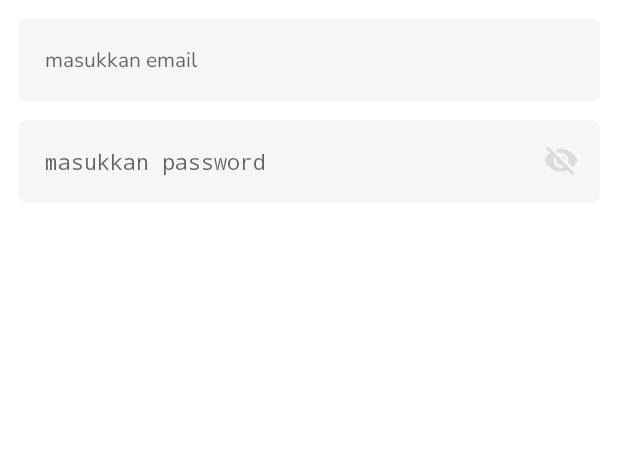
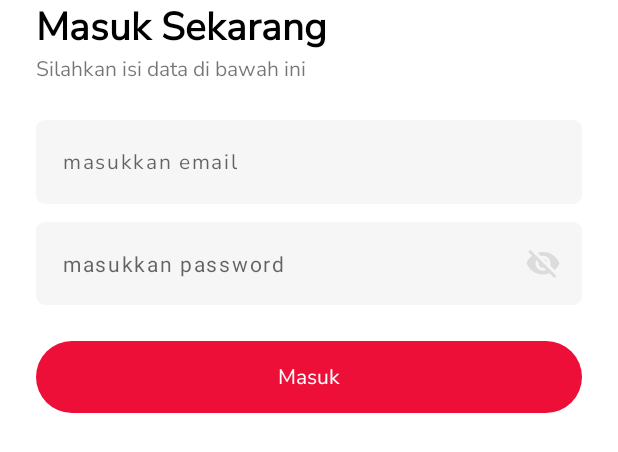
Before and after one commit to yasfdany/StoryApp, an Android app: the layout activity_login.xml on its own in the app's theme, with its tools: preview values and no code run, on a phone screen of 412 x 824 dp. Shown: the top 452 px of the screen. Run offline under Robolectric (Android 15) with nearby library versions, the phone set to English and light mode, and no system bars.

Commit message:
Add customView PrimaryButton

```diff
--- a/app/src/main/java/dev/studiocloud/storyapp/ui/activities/login/LoginActivity.kt
+++ b/app/src/main/java/dev/studiocloud/storyapp/ui/activities/login/LoginActivity.kt
@@ -1,6 +1,7 @@
 package dev.studiocloud.storyapp.ui.activities.login
 
 import android.os.Bundle
+import android.util.Log
 import androidx.appcompat.app.AppCompatActivity
 import androidx.lifecycle.ViewModelProvider
 import dev.studiocloud.storyapp.data.repository.MainRepository
@@ -23,5 +24,8 @@ class LoginActivity : AppCompatActivity() {
         mainRepository = Injection.provideRepository(application)
         viewModelFactory = ViewModelFactory.getInstance(mainRepository)
         authViewModel = if(viewModelFactory != null) ViewModelProvider(this, viewModelFactory!!)[AuthViewModel::class.java] else null
+
+        binding.pbLogin.setOnClickListener {
+        }
     }
 }
--- /dev/null
+++ b/app/src/main/java/dev/studiocloud/storyapp/ui/components/PrimaryButton.kt
@@ -0,0 +1,64 @@
+package dev.studiocloud.storyapp.ui.components
+
+import android.animation.ObjectAnimator
+import android.content.Context
+import android.graphics.Color
+import android.graphics.Rect
+import android.util.AttributeSet
+import android.util.Log
+import android.view.MotionEvent
+import android.view.View
+import androidx.appcompat.widget.AppCompatButton
+import androidx.core.content.ContextCompat.getDrawable
+import dev.studiocloud.storyapp.R
+import android.animation.AnimatorSet
+import androidx.appcompat.widget.AppCompatTextView
+import androidx.core.view.setPadding
+import dev.studiocloud.storyapp.App.Companion.toPx
+
+class PrimaryButton(context: Context, attrs: AttributeSet?) : AppCompatTextView(context, attrs), View.OnTouchListener{
+
+    init {
+        setPadding(14.toPx.toInt())
+        textAlignment = TEXT_ALIGNMENT_CENTER
+        stateListAnimator = null
+        background = getDrawable(context, R.drawable.primary_button)
+        isAllCaps = false
+        setTextColor(Color.WHITE)
+        setOnTouchListener(this)
+    }
+
+    override fun onTouch(view: View?, event: MotionEvent): Boolean {
+        val animationSet = AnimatorSet()
+        val rect = Rect(view!!.left, view.top, view.right, view.bottom)
+
+        return when (event.action) {
+            MotionEvent.ACTION_DOWN -> {
+                val scaleX = ObjectAnimator.ofFloat(this, View.SCALE_X, 1f, 0.96f)
+                val scaleY = ObjectAnimator.ofFloat(this, View.SCALE_Y, 1f, 0.96f)
+                val rotateY = ObjectAnimator.ofFloat(this, View.ROTATION_Y,
+                   if(event.x.toInt() > view.width - (view.width / 3)) 4f
+                   else if(event.x.toInt() < view.width / 3) -4f
+                   else 0f
+                )
+                animationSet.playTogether(scaleX, scaleY, rotateY);
+                animationSet.start();
+                true
+            }
+            MotionEvent.ACTION_UP -> {
+                if (rect.contains(view.left + event.x.toInt(), view.top + event.y.toInt())) {
+                    performClick()
+                }
+
+                val scaleX = ObjectAnimator.ofFloat(this, View.SCALE_X,1f)
+                val scaleY = ObjectAnimator.ofFloat(this, View.SCALE_Y,1f)
+                val rotateY = ObjectAnimator.ofFloat(this, View.ROTATION_Y,0f)
+
+                animationSet.playTogether(scaleX, scaleY, rotateY);
+                animationSet.start();
+                true
+            }
+            else -> false
+        }
+    }
+}
--- a/app/src/main/java/dev/studiocloud/storyapp/ui/components/TextField.kt
+++ b/app/src/main/java/dev/studiocloud/storyapp/ui/components/TextField.kt
@@ -4,6 +4,7 @@ import android.content.Context
 import android.content.res.TypedArray
 import android.graphics.Canvas
 import android.graphics.Color
+import android.graphics.Typeface
 import android.text.InputType
 import android.text.method.HideReturnsTransformationMethod
 import android.text.method.PasswordTransformationMethod
@@ -42,13 +43,16 @@ class TextField(context: Context, attrs: AttributeSet?) : LinearLayoutCompat(con
         editText.layoutParams = LayoutParams(0,WRAP_CONTENT, 1f)
         editText.inputType = inputType ?: InputType.TYPE_CLASS_TEXT
         editText.setPadding(18.toPx.toInt())
+        editText.letterSpacing = 0.08f
 
         if (isPasswordField){
+            editText.typeface = Typeface.DEFAULT
             editText.transformationMethod = if(passwordVisibility) PasswordTransformationMethod.getInstance() else HideReturnsTransformationMethod.getInstance()
         }
         addView(editText)
 
         if(isPasswordField){
+            imageButton.layoutParams = LayoutParams(WRAP_CONTENT, MATCH_PARENT)
             imageButton.setPadding(14.toPx.toInt())
             imageButton.setBackgroundColor(Color.TRANSPARENT)
             imageButton.setImageDrawable(getDrawable(context,R.drawable.ic_round_visibility_off_24))
--- /dev/null
+++ b/app/src/main/res/drawable/primary_button.xml
@@ -0,0 +1,5 @@
+<?xml version="1.0" encoding="utf-8"?>
+<shape xmlns:android="http://schemas.android.com/apk/res/android">
+    <solid android:color="@color/primary"/>
+    <corners android:radius="24dp"/>
+</shape>
--- a/app/src/main/res/layout/activity_login.xml
+++ b/app/src/main/res/layout/activity_login.xml
@@ -11,13 +11,30 @@
         android:layout_height="match_parent">
 
         <LinearLayout
-            android:padding="12dp"
             android:orientation="vertical"
             android:layout_width="match_parent"
             android:layout_height="wrap_content">
 
+            <TextView
+                android:text="@string/login_now"
+                android:textColor="@color/black"
+                android:textStyle="bold"
+                android:layout_marginHorizontal="24dp"
+                android:textSize="26sp"
+                android:layout_width="wrap_content"
+                android:layout_height="wrap_content"/>
+
+            <TextView
+                android:text="@string/please_enter_the_details_below"
+                android:textSize="14sp"
+                android:layout_marginHorizontal="24dp"
+                android:layout_width="wrap_content"
+                android:layout_height="wrap_content"
+                android:layout_marginBottom="24dp"/>
+
             <dev.studiocloud.storyapp.ui.components.TextField
                 android:id="@+id/tfEmail"
+                android:layout_marginHorizontal="24dp"
                 android:hint="@string/input_email"
                 android:inputType="textEmailAddress"
                 android:layout_width="match_parent"
@@ -25,12 +42,21 @@
 
             <dev.studiocloud.storyapp.ui.components.TextField
                 android:id="@+id/tfPassword"
+                android:layout_marginHorizontal="24dp"
                 android:layout_marginTop="12dp"
                 android:hint="@string/input_password"
                 android:inputType="textPassword"
                 android:layout_width="match_parent"
                 android:layout_height="wrap_content" />
 
+            <dev.studiocloud.storyapp.ui.components.PrimaryButton
+                android:layout_marginHorizontal="24dp"
+                android:id="@+id/pbLogin"
+                android:text="@string/login"
+                android:layout_marginTop="24dp"
+                android:layout_width="match_parent"
+                android:layout_height="wrap_content"/>
+
         </LinearLayout>
     </ScrollView>
 </LinearLayout>
--- a/app/src/main/res/values/strings.xml
+++ b/app/src/main/res/values/strings.xml
@@ -2,4 +2,7 @@
     <string name="app_name" translatable="false">StoryApp</string>
     <string name="input_email">masukkan email</string>
     <string name="input_password">masukkan password</string>
+    <string name="login_now">Masuk Sekarang</string>
+    <string name="please_enter_the_details_below">Silahkan isi data di bawah ini</string>
+    <string name="login">Masuk</string>
 </resources>
```
Also changed, not shown: 1 other file.
